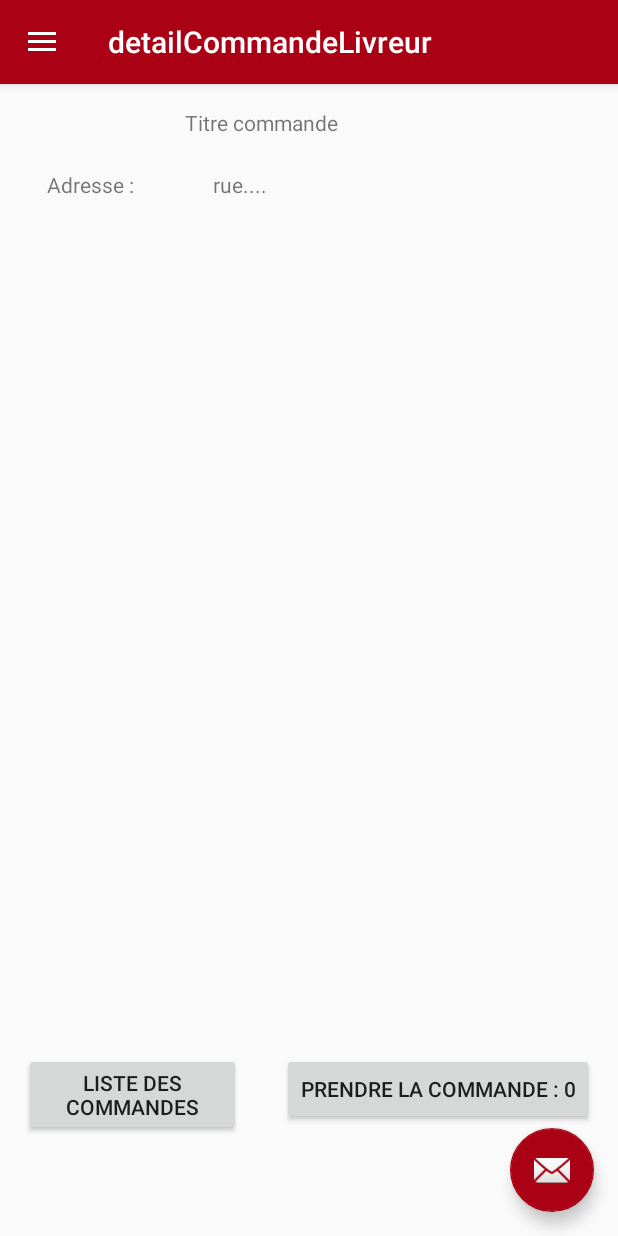
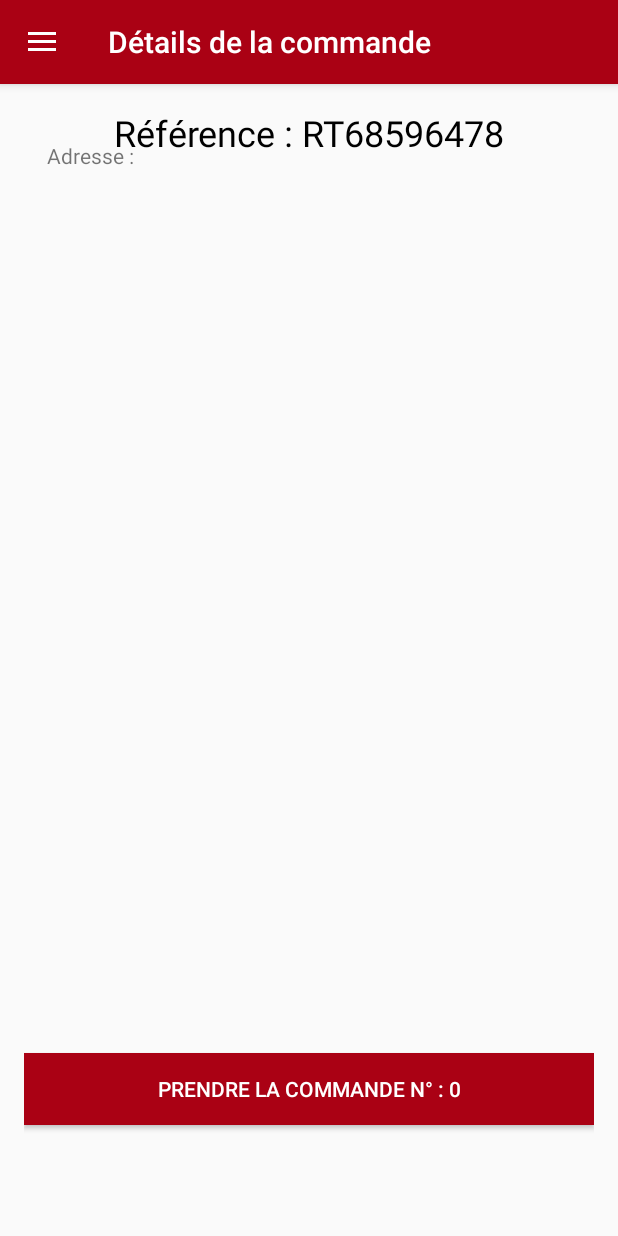
Before and after one commit to Nairolf92/Olivraison, an Android app: the detailCommandeLivreur screen opened directly, with no data from a screen before it, on a phone screen of 412 x 824 dp. Run offline under Robolectric (Android 15) with nearby library versions, the phone set to English and light mode, and no system bars; our stand-ins replace Volley; network calls fail; 3 statements that could not run were skipped.

Commit message:
Graphisme, affichage, arnaque et botanique

```diff
--- a/Olivraison/app/src/main/java/projet/olivraison/detailCommandeLivreur.java
+++ b/Olivraison/app/src/main/java/projet/olivraison/detailCommandeLivreur.java
@@ -17,6 +17,7 @@
 import android.view.MenuItem;
 import android.widget.ArrayAdapter;
 import android.widget.Button;
+import android.widget.ImageView;
 import android.widget.ListView;
 import android.widget.TextView;
 import android.widget.Toast;
@@ -34,6 +35,7 @@
 import org.json.JSONObject;
 
 import static projet.olivraison.R.id.fab;
+import static projet.olivraison.R.id.fullname;
 
 public class detailCommandeLivreur extends AppCompatActivity
         implements NavigationView.OnNavigationItemSelectedListener {
@@ -48,18 +50,25 @@
         Toolbar toolbar = (Toolbar) findViewById(R.id.toolbar);
         setSupportActionBar(toolbar);
 
+        // Récupération des extras
         Bundle extras = getIntent().getExtras();
-        if (extras != null) {
         // On récupère le nom+prénom de l'utilisateur qui s'est connecté ainsi que son statut (admin ou livreur) + l'id classique
-            String fullname = extras.getString("fullname");
-            String id_role = extras.getString("id_role");
-            String id_p = extras.getString("id_p");
+        final String fullname = extras.getString("fullname");
+        final String id_role = extras.getString("id_role");
+        final String id_p = extras.getString("id_p");
+        // Définition du menu
         NavigationView navigationView = (NavigationView) findViewById(R.id.nav_view);
         navigationView.setNavigationItemSelectedListener(this);
         View headerView = navigationView.getHeaderView(0);
+        // Mise en place de l'icone livreur dans le menu
+        ImageView image_role = (ImageView) headerView.findViewById(R.id.icon_role);
+        image_role.setImageResource(R.drawable.ic_livreur);
+        // Mise en place du fullname dans le menu de gauche
         TextView navUsername = (TextView) headerView.findViewById(R.id.fullname);
         navUsername.setText(fullname);
-        }
+
+        // Titre de la commande
+        TextView titreCommande = (TextView)findViewById(R.id.titreCommande);
 
         TextView textCommandeLivreur = (TextView)findViewById(R.id.textCommandeLivreur);
         Intent intent = getIntent();
@@ -74,7 +83,7 @@
         Button monBouton = (Button) findViewById(R.id.button);
         TextView TextAdresse = (TextView) findViewById(R.id.TextAdresse);
 
-        monBouton.setText("prendre la commande : "+ id);
+        monBouton.setText("prendre la commande n° : "+id);
 
         monBouton.setOnClickListener(new View.OnClickListener(){
             @Override
@@ -142,30 +151,12 @@
 
         */
 
-
-
-    /*
-
-        FloatingActionButton fab = (FloatingActionButton) findViewById(R.id.fab);
-        fab.setOnClickListener(new View.OnClickListener() {
-            @Override
-            public void onClick(View view) {
-                Snackbar.make(view, "Replace with your own action", Snackbar.LENGTH_LONG)
-                        .setAction("Action", null).show();
-            }
-        });
-
-    */
-
         DrawerLayout drawer = (DrawerLayout) findViewById(R.id.drawer_layout);
         ActionBarDrawerToggle toggle = new ActionBarDrawerToggle(
                 this, drawer, toolbar, R.string.navigation_drawer_open, R.string.navigation_drawer_close);
         drawer.setDrawerListener(toggle);
         toggle.syncState();
 
-
-        NavigationView navigationView = (NavigationView) findViewById(R.id.nav_view);
-        navigationView.setNavigationItemSelectedListener(this);
     }
 
     @Override
--- a/Olivraison/app/src/main/res/layout/app_bar_detail_commande_livreur.xml
+++ b/Olivraison/app/src/main/res/layout/app_bar_detail_commande_livreur.xml
@@ -23,12 +23,4 @@
 
     <include layout="@layout/content_detail_commande_livreur" />
 
-    <android.support.design.widget.FloatingActionButton
-        android:id="@+id/fab"
-        android:layout_width="wrap_content"
-        android:layout_height="wrap_content"
-        android:layout_gravity="bottom|end"
-        android:layout_margin="@dimen/fab_margin"
-        app:srcCompat="@android:drawable/ic_dialog_email" />
-
 </android.support.design.widget.CoordinatorLayout>
--- a/Olivraison/app/src/main/res/layout/content_detail_commande_livreur.xml
+++ b/Olivraison/app/src/main/res/layout/content_detail_commande_livreur.xml
@@ -13,9 +13,6 @@
     tools:context="projet.olivraison.detailCommandeLivreur"
     tools:showIn="@layout/app_bar_detail_commande_livreur">
 
-
-
-
     <TextView
         android:id="@+id/textCommandeLivreur"
         android:layout_width="fill_parent"
@@ -26,36 +23,16 @@
         android:textSize="12sp" />
 
     <Button
-        android:text="Liste des commandes"
-        android:layout_width="wrap_content"
-        android:layout_height="wrap_content"
-        android:id="@+id/button2"
-        android:layout_alignTop="@+id/button"
-        android:layout_toLeftOf="@+id/button"
-        android:layout_toStartOf="@+id/button"
-        android:layout_marginRight="27dp"
-        android:layout_marginEnd="27dp" />
-
-    <Button
         android:text="prendre la commande"
-        android:layout_width="wrap_content"
+        android:layout_width="match_parent"
         android:layout_height="wrap_content"
         android:layout_marginBottom="32dp"
+        android:background="#AA0114"
+        android:textColor="#FFF"
         android:id="@+id/button"
         android:layout_above="@+id/textCommandeLivreur"
-        android:layout_alignParentRight="true"
-        android:layout_alignParentEnd="true" />
-
-    <TextView
-        android:text="Titre commande"
-        android:layout_width="wrap_content"
-        android:layout_height="wrap_content"
-        android:id="@+id/textView2"
-        android:layout_alignParentTop="true"
-        android:layout_alignParentLeft="true"
-        android:layout_alignParentStart="true"
-        android:layout_marginLeft="107dp"
-        android:layout_marginStart="107dp" />
+        android:layout_gravity="center|bottom"
+        />
 
     <TextView
         android:text="Adresse :"
@@ -64,7 +41,6 @@
         android:layout_marginLeft="15dp"
         android:layout_marginStart="15dp"
         android:id="@+id/textView3"
-        android:layout_below="@+id/textView2"
         android:layout_alignParentLeft="true"
         android:layout_alignParentStart="true"
         android:layout_marginTop="22dp" />
@@ -80,5 +56,14 @@
         android:layout_marginEnd="10dp"
         android:id="@+id/TextAdresse" />
 
+    <TextView
+        android:layout_width="wrap_content"
+        android:layout_height="wrap_content"
+        android:id="@+id/titreCommande"
+        android:textColor="#000000"
+        android:text="Référence : RT68596478"
+        android:textSize="36px"
+        android:layout_alignParentTop="true"
+        android:layout_centerHorizontal="true" />
 
 </RelativeLayout>
--- a/Olivraison/app/src/main/res/values/strings.xml
+++ b/Olivraison/app/src/main/res/values/strings.xml
@@ -38,6 +38,6 @@
     <string name="action_add">+</string>
     <string name="title_activity_index_livreur">Mes Livraisons</string>
     <string name="title_activity_details_commande_cours">details Commande</string>
-    <string name="title_activity_detail_commande_livreur">detailCommandeLivreur</string>
+    <string name="title_activity_detail_commande_livreur">Détails de la commande</string>
     <string name="title_activity_livreur_maps">Map</string>
 </resources>
```
Also changed, not shown: Olivraison/app/src/main/java/projet/olivraison/indexLivreur.java (+12 -11 lines), Olivraison/app/src/main/res/layout/app_bar_details_commande_cours.xml (+0 -8 lines). Lines whose indentation alone changed are shown as unchanged.
